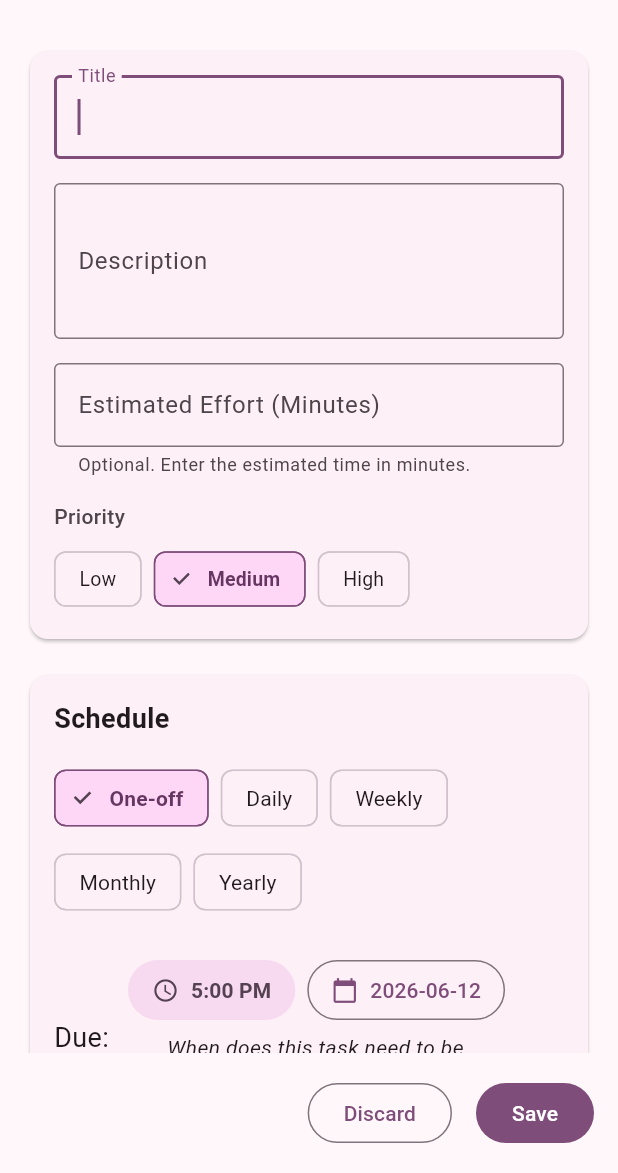
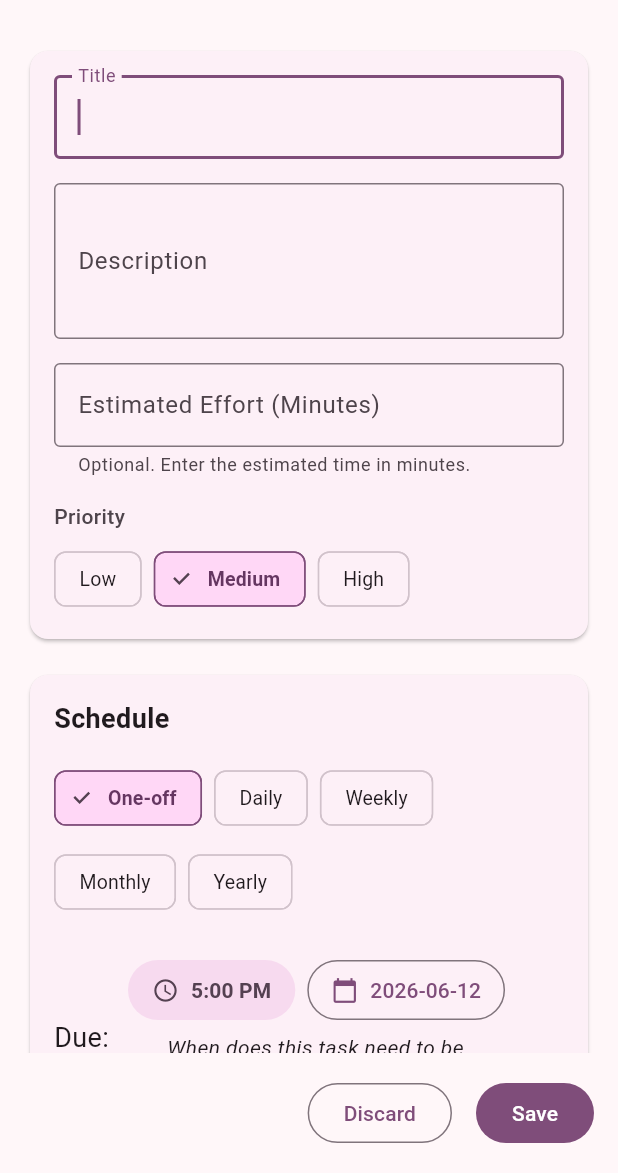
Before and after one commit to mweastwood/NothingEverHappens, a Flutter app: the CreateTaskScreen screen opened directly, on a phone screen of 412 x 824 dp, the part 63-1236 px from its top. Run offline on Flutter 3.47's test engine with Material 3 defaults, Android fonts, the phone set to English and light mode, and no system bars; drawn by our look-alikes of dynamic_color; our stand-ins replace cloud_firestore, firebase_auth, firebase_core, flutter_local_notifications, flutter_markdown, flutter_timezone and 3 more; missing offline and left inert: dart:js; accounts and stored records are empty; project files that could hold a hidden picture were left out.

Commit message:
refactor: extract ChoiceChip styling into StandardChoiceChip widget

```diff
--- a/app/lib/screens/create_task_screen.dart
+++ b/app/lib/screens/create_task_screen.dart
@@ -18,6 +18,7 @@ import '../widgets/monthly_scheduling_widget.dart';
 import '../widgets/yearly_scheduling_widget.dart';
 import '../widgets/recurrence_type_selector.dart';
 import '../widgets/upcoming_occurrences_preview.dart';
+import '../widgets/standard_choice_chip.dart';
 
 class CreateTaskScreen extends StatefulWidget {
   static Duration saveTimeout = const Duration(seconds: 10);
@@ -582,27 +583,11 @@ class _CreateTaskScreenState extends State<CreateTaskScreen> {
     required bool isSelected,
     required ValueChanged<bool>? onSelected,
   }) {
-    final theme = Theme.of(context);
-    return ChoiceChip(
+    return StandardChoiceChip(
       key: key,
-      label: Text(label),
+      label: label,
       selected: isSelected,
       onSelected: onSelected,
-      shape: RoundedRectangleBorder(borderRadius: BorderRadius.circular(8)),
-      selectedColor: theme.colorScheme.primaryContainer,
-      backgroundColor: theme.colorScheme.surfaceContainerLow,
-      labelStyle: TextStyle(
-        fontSize: 13,
-        color: isSelected
-            ? theme.colorScheme.onPrimaryContainer
-            : theme.colorScheme.onSurface,
-        fontWeight: isSelected ? FontWeight.bold : FontWeight.normal,
-      ),
-      side: BorderSide(
-        color: isSelected
-            ? theme.colorScheme.primary
-            : theme.colorScheme.outlineVariant,
-      ),
     );
   }
 
--- a/app/lib/widgets/recurrence_type_selector.dart
+++ b/app/lib/widgets/recurrence_type_selector.dart
@@ -1,6 +1,7 @@
 import 'package:flutter/material.dart';
 import '../logic/task.dart';
 import '../logic/l10n_extension.dart';
+import 'standard_choice_chip.dart';
 
 class RecurrenceTypeSelector extends StatelessWidget {
   final RecurrenceType selectedValue;
@@ -15,7 +16,6 @@ class RecurrenceTypeSelector extends StatelessWidget {
   @override
   Widget build(BuildContext context) {
     final l10n = context.l10n;
-    final theme = Theme.of(context);
     return Wrap(
       spacing: 8.0,
       runSpacing: 8.0,
@@ -41,24 +41,10 @@ class RecurrenceTypeSelector extends StatelessWidget {
 
         final isSelected = selectedValue == type;
 
-        return ChoiceChip(
+        return StandardChoiceChip(
           key: Key('recurrence_chip_${type.name}'),
-          label: Text(label),
+          label: label,
           selected: isSelected,
-          shape: RoundedRectangleBorder(borderRadius: BorderRadius.circular(8)),
-          selectedColor: theme.colorScheme.primaryContainer,
-          backgroundColor: theme.colorScheme.surfaceContainerLow,
-          labelStyle: TextStyle(
-            color: isSelected
-                ? theme.colorScheme.onPrimaryContainer
-                : theme.colorScheme.onSurface,
-            fontWeight: isSelected ? FontWeight.bold : FontWeight.normal,
-          ),
-          side: BorderSide(
-            color: isSelected
-                ? theme.colorScheme.primary
-                : theme.colorScheme.outlineVariant,
-          ),
           onSelected: (selected) {
             if (selected) {
               onSelected(type);
--- /dev/null
+++ b/app/lib/widgets/standard_choice_chip.dart
@@ -0,0 +1,39 @@
+import 'package:flutter/material.dart';
+
+class StandardChoiceChip extends StatelessWidget {
+  final String label;
+  final bool selected;
+  final ValueChanged<bool>? onSelected;
+
+  const StandardChoiceChip({
+    super.key,
+    required this.label,
+    required this.selected,
+    this.onSelected,
+  });
+
+  @override
+  Widget build(BuildContext context) {
+    final theme = Theme.of(context);
+    return ChoiceChip(
+      label: Text(label),
+      selected: selected,
+      onSelected: onSelected,
+      shape: RoundedRectangleBorder(borderRadius: BorderRadius.circular(8)),
+      selectedColor: theme.colorScheme.primaryContainer,
+      backgroundColor: theme.colorScheme.surfaceContainerLow,
+      labelStyle: TextStyle(
+        fontSize: 13,
+        color: selected
+            ? theme.colorScheme.onPrimaryContainer
+            : theme.colorScheme.onSurface,
+        fontWeight: selected ? FontWeight.bold : FontWeight.normal,
+      ),
+      side: BorderSide(
+        color: selected
+            ? theme.colorScheme.primary
+            : theme.colorScheme.outlineVariant,
+      ),
+    );
+  }
+}
```
Also changed, not shown: 8 other files.
